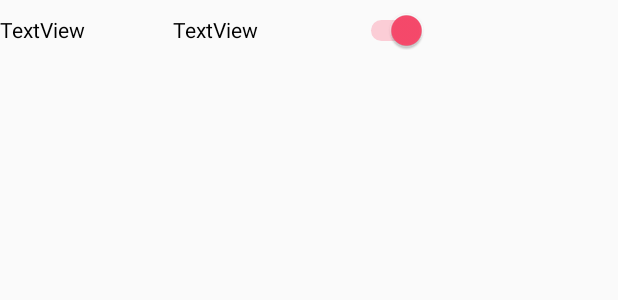
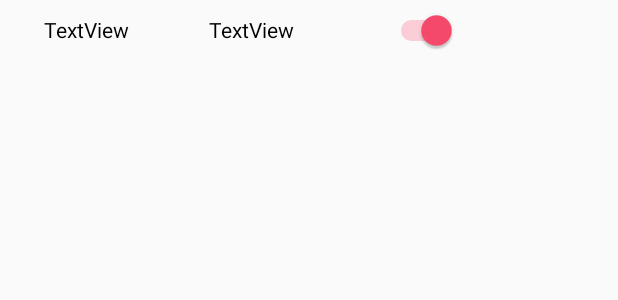
Before and after one commit to doodoo1213/Please_refrigerator, an Android app: the layout cartlist_item.xml on its own in the app's theme, with its tools: preview values and no code run, on a phone screen of 412 x 824 dp. Shown: the top 300 px of the screen. Run offline under Robolectric (Android 15) with nearby library versions, the phone set to English and light mode, and no system bars.

Commit message:
-cart listview show

```diff
--- a/app/src/main/java/com/example/kimjuyoung/please_refrigerator/activity/CartActivity.java
+++ b/app/src/main/java/com/example/kimjuyoung/please_refrigerator/activity/CartActivity.java
@@ -153,9 +153,7 @@ public class CartActivity extends AppCompatActivity implements View.OnClickListe
         protected void onPostExecute(String s) {
             Toast.makeText(CartActivity.this, msg, Toast.LENGTH_LONG).show();
             if(msg.equals("입력되었습니다.")) {
-
                 adapter = new Cartlist_Adapter();
-
                 // 리스트뷰 참조 및 Adapter달기
                 listview = (ListView) findViewById(R.id.cart_list);
                 listview.setAdapter(adapter);
--- a/app/src/main/java/com/example/kimjuyoung/please_refrigerator/activity/Cartlist_Adapter.java
+++ b/app/src/main/java/com/example/kimjuyoung/please_refrigerator/activity/Cartlist_Adapter.java
@@ -49,7 +49,7 @@ public class Cartlist_Adapter extends BaseAdapter{
         Cartlist_item cartlistviewpos = cartlist_view.get(pos);
 
         // 아이템 내 각 위젯에 데이터 반영
-        textAmountView.setText(cartlistviewpos.getAmount().toString());
+        textAmountView.setText(cartlistviewpos.getAmount().toString()); //int를 string으로
         textNameView.setText(cartlistviewpos.getName());
         return convertView;
     }
--- a/app/src/main/res/layout/cart.xml
+++ b/app/src/main/res/layout/cart.xml
@@ -65,8 +65,8 @@
 
     <ListView
         android:id="@+id/cart_list"
-        android:layout_marginLeft="30dp"
-        android:layout_marginRight="30dp"
+        android:layout_marginLeft="28dp"
+        android:layout_marginRight="28dp"
         android:layout_marginTop="13dp"
         android:layout_width="match_parent"
         android:layout_height="400dp" />
--- a/app/src/main/res/layout/cartlist_item.xml
+++ b/app/src/main/res/layout/cartlist_item.xml
@@ -9,6 +9,7 @@
         android:layout_height="40dp"
         android:layout_weight="1"
         android:text="TextView"
+        android:textAlignment="center"
         android:textColor="#000000"/>
 
     <TextView
@@ -17,12 +18,14 @@
         android:layout_height="40dp"
         android:layout_weight="1"
         android:text="TextView"
+        android:textAlignment="center"
         android:textColor="#000000"/>
 
     <Switch
         android:id="@+id/checklist"
         android:layout_width="65dp"
         android:layout_height="40dp"
+        android:layout_marginStart="20dp"
         android:checked="true" />
 
 
```
